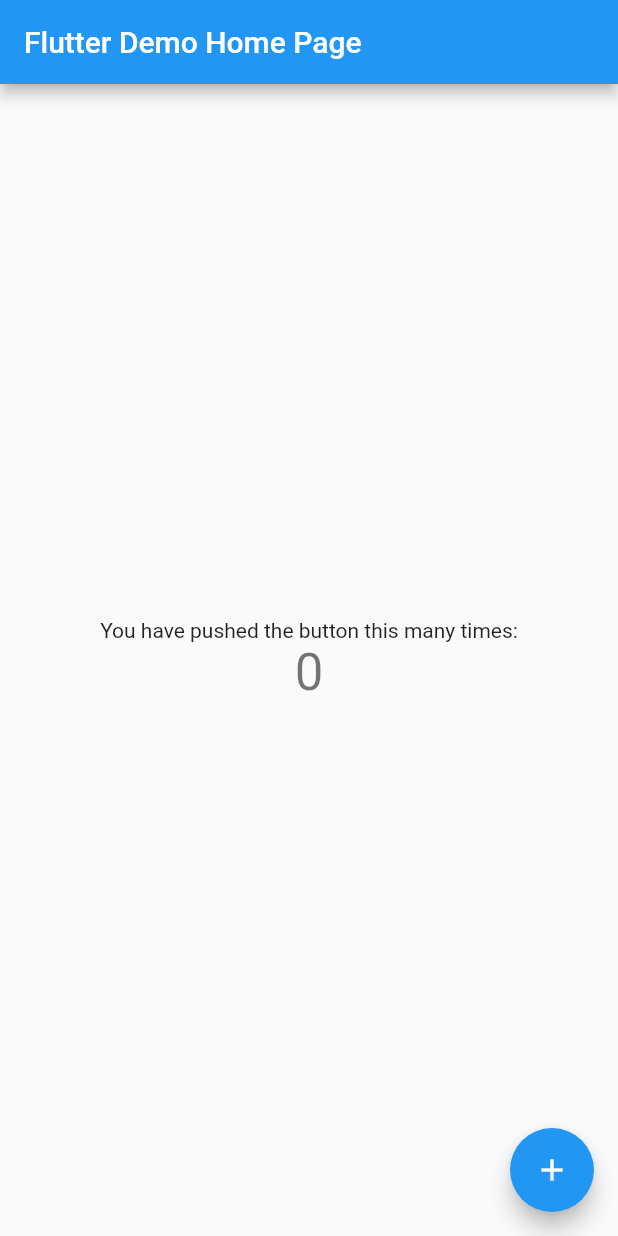
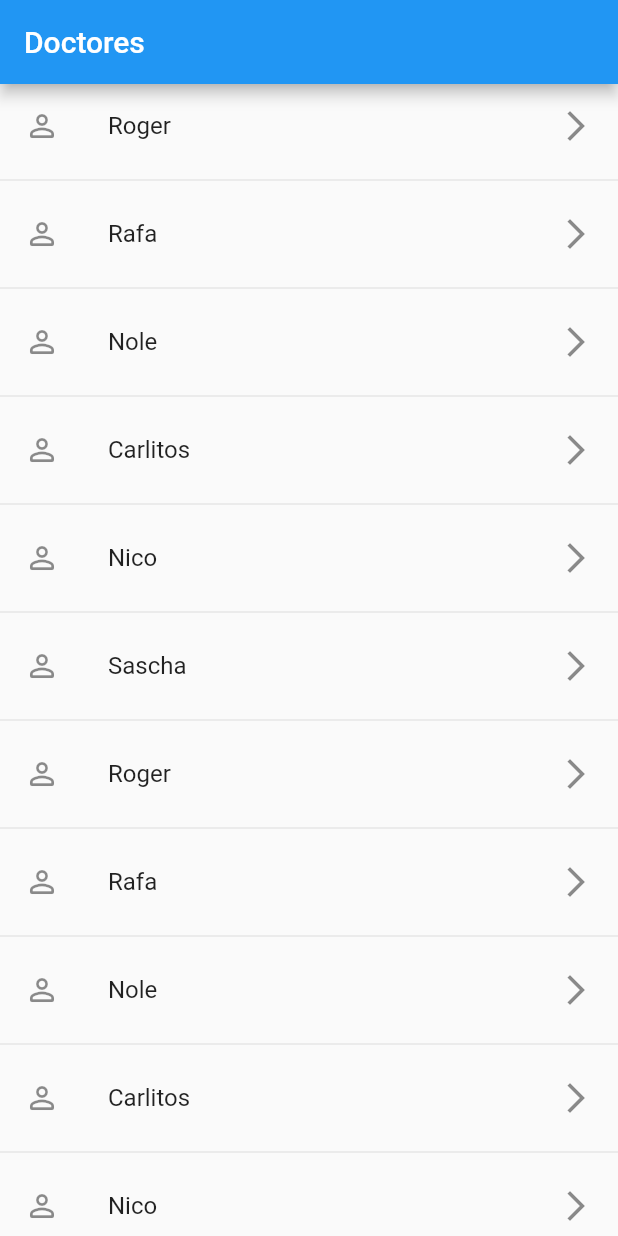
Before and after one commit to Primaxez/Paper2-AMV-Vista, a Flutter app: the screen it shows after launch, on a phone screen of 412 x 824 dp. Run offline on Flutter 3.47's test engine with Material 2 defaults, Android fonts, the phone set to English and light mode, and no system bars.

Commit message:
Se crearon las estructuras de las listas en Flutter
Se creo el archivo Listview2_screen que contiene la implementacion de las listas

```diff
--- a/lib/main.dart
+++ b/lib/main.dart
@@ -1,115 +1,19 @@
 import 'package:flutter/material.dart';
 
-void main() {
-  runApp(const MyApp());
-}
+import 'screens/listview2_screen.dart';
+
+void main() => runApp(MyApp());
 
 class MyApp extends StatelessWidget {
+
   const MyApp({Key? key}) : super(key: key);
 
-  // This widget is the root of your application.
   @override
   Widget build(BuildContext context) {
-    return MaterialApp(
-      title: 'Flutter Demo',
-      theme: ThemeData(
-        // This is the theme of your application.
-        //
-        // Try running your application with "flutter run". You'll see the
-        // application has a blue toolbar. Then, without quitting the app, try
-        // changing the primarySwatch below to Colors.green and then invoke
-        // "hot reload" (press "r" in the console where you ran "flutter run",
-        // or simply save your changes to "hot reload" in a Flutter IDE).
-        // Notice that the counter didn't reset back to zero; the application
-        // is not restarted.
-        primarySwatch: Colors.blue,
-      ),
-      home: const MyHomePage(title: 'Flutter Demo Home Page'),
+    return const MaterialApp(
+      debugShowCheckedModeBanner: false,
+      title: 'Material App',
+      home: Listview2Screen()
     );
   }
 }
-
-class MyHomePage extends StatefulWidget {
-  const MyHomePage({Key? key, required this.title}) : super(key: key);
-
-  // This widget is the home page of your application. It is stateful, meaning
-  // that it has a State object (defined below) that contains fields that affect
-  // how it looks.
-
-  // This class is the configuration for the state. It holds the values (in this
-  // case the title) provided by the parent (in this case the App widget) and
-  // used by the build method of the State. Fields in a Widget subclass are
-  // always marked "final".
-
-  final String title;
-
-  @override
-  State<MyHomePage> createState() => _MyHomePageState();
-}
-
-class _MyHomePageState extends State<MyHomePage> {
-  int _counter = 0;
-
-  void _incrementCounter() {
-    setState(() {
-      // This call to setState tells the Flutter framework that something has
-      // changed in this State, which causes it to rerun the build method below
-      // so that the display can reflect the updated values. If we changed
-      // _counter without calling setState(), then the build method would not be
-      // called again, and so nothing would appear to happen.
-      _counter++;
-    });
-  }
-
-  @override
-  Widget build(BuildContext context) {
-    // This method is rerun every time setState is called, for instance as done
-    // by the _incrementCounter method above.
-    //
-    // The Flutter framework has been optimized to make rerunning build methods
-    // fast, so that you can just rebuild anything that needs updating rather
-    // than having to individually change instances of widgets.
-    return Scaffold(
-      appBar: AppBar(
-        // Here we take the value from the MyHomePage object that was created by
-        // the App.build method, and use it to set our appbar title.
-        title: Text(widget.title),
-      ),
-      body: Center(
-        // Center is a layout widget. It takes a single child and positions it
-        // in the middle of the parent.
-        child: Column(
-          // Column is also a layout widget. It takes a list of children and
-          // arranges them vertically. By default, it sizes itself to fit its
-          // children horizontally, and tries to be as tall as its parent.
-          //
-          // Invoke "debug painting" (press "p" in the console, choose the
-          // "Toggle Debug Paint" action from the Flutter Inspector in Android
-          // Studio, or the "Toggle Debug Paint" command in Visual Studio Code)
-          // to see the wireframe for each widget.
-          //
-          // Column has various properties to control how it sizes itself and
-          // how it positions its children. Here we use mainAxisAlignment to
-          // center the children vertically; the main axis here is the vertical
-          // axis because Columns are vertical (the cross axis would be
-          // horizontal).
-          mainAxisAlignment: MainAxisAlignment.center,
-          children: <Widget>[
-            const Text(
-              'You have pushed the button this many times:',
-            ),
-            Text(
-              '$_counter',
-              style: Theme.of(context).textTheme.headline4,
-            ),
-          ],
-        ),
-      ),
-      floatingActionButton: FloatingActionButton(
-        onPressed: _incrementCounter,
-        tooltip: 'Increment',
-        child: const Icon(Icons.add),
-      ), // This trailing comma makes auto-formatting nicer for build methods.
-    );
-  }
-}
--- /dev/null
+++ b/lib/screens/listview2_screen.dart
@@ -0,0 +1,28 @@
+import 'package:flutter/material.dart';
+
+class Listview2Screen extends StatelessWidget {
+
+final options = const ['Roger', 'Rafa', 'Nole', 'Carlitos', 'Nico', 'Sascha','Roger', 'Rafa', 'Nole', 'Carlitos', 'Nico', 'Sascha','Roger', 'Rafa', 'Nole', 'Carlitos', 'Nico', 'Sascha','Roger', 'Rafa', 'Nole', 'Carlitos', 'Nico', 'Sascha'];
+
+  const Listview2Screen({Key? key}) : super(key: key);
+
+  @override
+  Widget build(BuildContext context) {
+    return  Scaffold(
+      appBar: AppBar(
+        title: const Text('Doctores '),
+      ),
+      body: ListView.separated(
+        itemCount: options.length,
+        itemBuilder:(context,index)=> ListTile(
+          leading: const Icon(Icons.person_outline_rounded),
+          title: Text(options[index]),
+          //subtitle: Text(options[index]),
+          trailing: const Icon(Icons.arrow_forward_ios_outlined)
+        ),
+        separatorBuilder: (_,__)=> const Divider(),
+
+      )
+    );
+  }
+}
```
